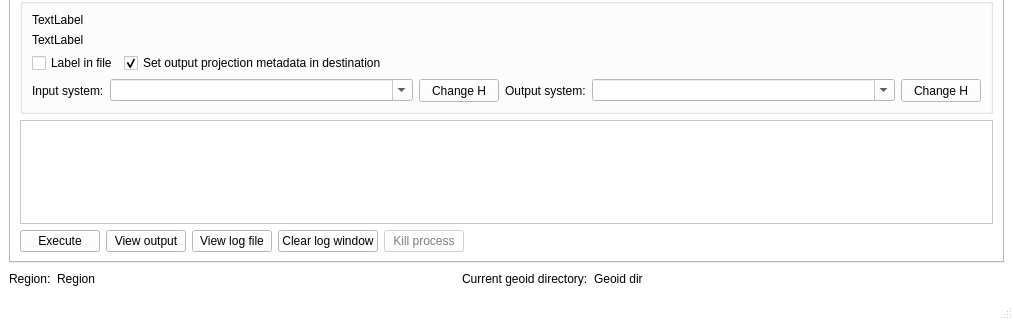
Above: UI/GSTtrans.ui from MartinHvidberg/kmstrans_fra_SDFE_SEQ200131 before the change; both pictures show x 0 to 1013 and y 394 to 714 of the 1013 by 714 pixel window. Below: the same form after it.
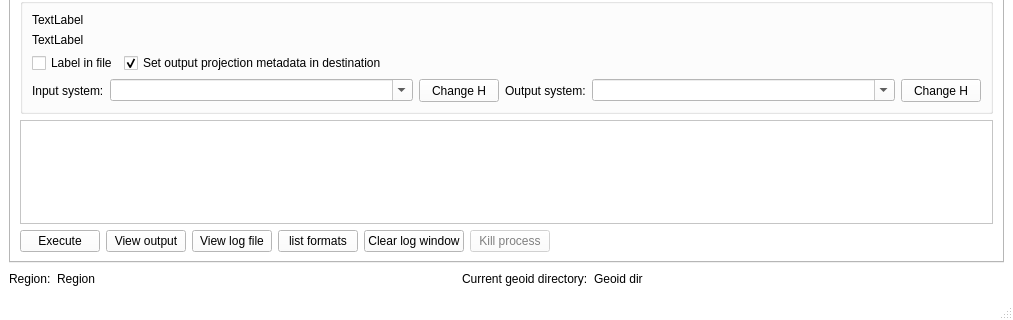
That is the form after the change. Icons and pictures are not drawn.

What changed in the file:
```diff
--- a/UI/GSTtrans.ui
+++ b/UI/GSTtrans.ui
@@ -1628,7 +1628,7 @@
             </property>
            </widget>
           </item>
-          <item row="0" column="5">
+          <item row="0" column="6">
            <spacer name="horizontalSpacer_4">
             <property name="orientation">
              <enum>Qt::Horizontal</enum>
@@ -1648,14 +1648,14 @@
             </property>
            </widget>
           </item>
-          <item row="0" column="3">
+          <item row="0" column="4">
            <widget class="QPushButton" name="bt_f2f_clear_log">
             <property name="text">
              <string>Clear log window</string>
             </property>
            </widget>
           </item>
-          <item row="0" column="4">
+          <item row="0" column="5">
            <widget class="QPushButton" name="bt_f2f_kill">
             <property name="enabled">
              <bool>false</bool>
@@ -1665,6 +1665,13 @@
             </property>
            </widget>
           </item>
+          <item row="0" column="3">
+           <widget class="QPushButton" name="bt_f2f_list_formats">
+            <property name="text">
+             <string>list formats</string>
+            </property>
+           </widget>
+          </item>
          </layout>
         </item>
        </layout>
```
